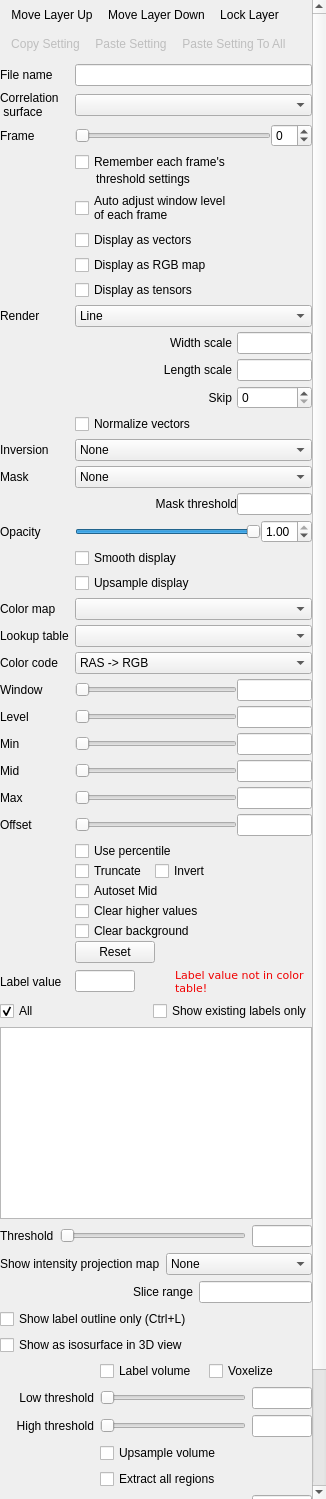
Old version of the form freeview/PanelVolume.ui in the repository freesurfer/freesurfer.
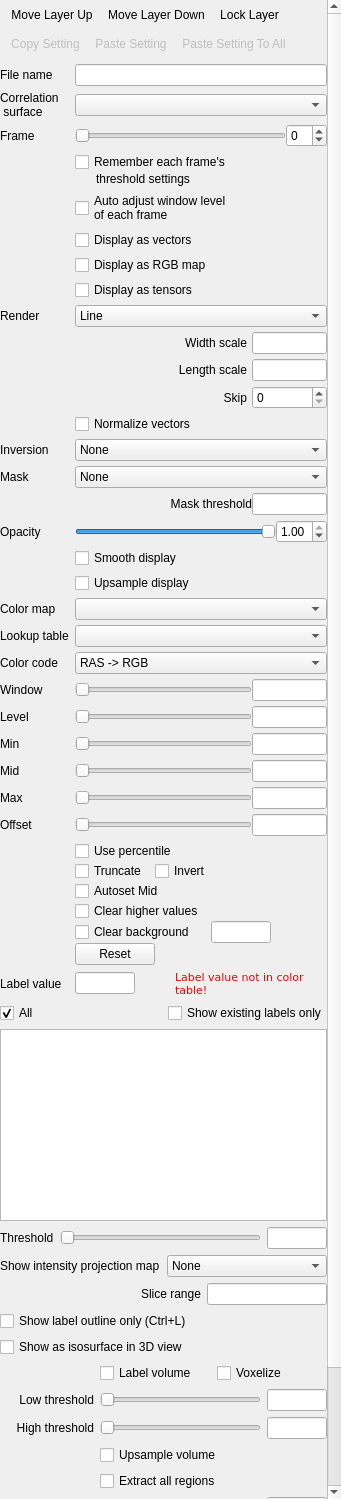
New version of the form. Icons and pictures are not drawn. Custom widgets are drawn as their Qt base class.

Commit message: Added option to set threshold for background clearing of grayscale map display

What changed in the file:
```diff
--- a/freeview/PanelVolume.ui
+++ b/freeview/PanelVolume.ui
@@ -6,7 +6,7 @@
    <rect>
     <x>0</x>
     <y>0</y>
-    <width>326</width>
+    <width>341</width>
     <height>1499</height>
    </rect>
   </property>
@@ -26,9 +26,9 @@
    <property name="geometry">
     <rect>
      <x>0</x>
-     <y>-265</y>
-     <width>312</width>
-     <height>1784</height>
+     <y>-281</y>
+     <width>327</width>
+     <height>1788</height>
     </rect>
    </property>
    <layout class="QVBoxLayout" name="verticalLayout">
@@ -570,6 +570,42 @@
           </property>
          </widget>
         </item>
+        <item row="4" column="2">
+         <layout class="QHBoxLayout" name="horizontalLayout_3">
+          <property name="spacing">
+           <number>0</number>
+          </property>
+          <item>
+           <widget class="QLineEdit" name="lineEditClearBackgroundValue">
+            <property name="sizePolicy">
+             <sizepolicy hsizetype="Fixed" vsizetype="Fixed">
+              <horstretch>0</horstretch>
+              <verstretch>0</verstretch>
+             </sizepolicy>
+            </property>
+            <property name="maximumSize">
+             <size>
+              <width>60</width>
+              <height>16777215</height>
+             </size>
+            </property>
+           </widget>
+          </item>
+          <item>
+           <spacer name="horizontalSpacer_6">
+            <property name="orientation">
+             <enum>Qt::Horizontal</enum>
+            </property>
+            <property name="sizeHint" stdset="0">
+             <size>
+              <width>0</width>
+              <height>0</height>
+             </size>
+            </property>
+           </spacer>
+          </item>
+         </layout>
+        </item>
        </layout>
       </item>
       <item row="21" column="0">
```
Left out of the diff: 184 changed lines with no effect on the pictures. The commit also changes 6 other files.
